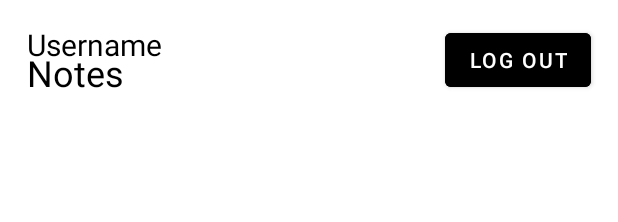
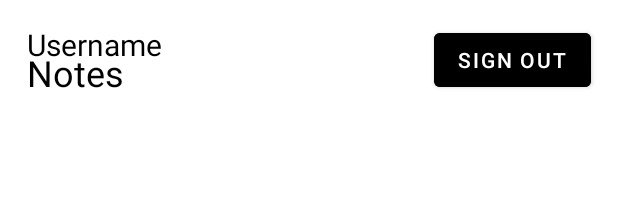
Before and after one commit to hasindu-k/Note-app, an Android app: the layout activity_main.xml on its own in the app's theme, with its tools: preview values and no code run, on a phone screen of 412 x 824 dp. Shown: the top 222 px of the screen. Run offline under Robolectric (Android 15) with nearby library versions, the phone set to English and light mode, and no system bars.

Commit message:
Button Placeholder Changed

```diff
--- a/app/src/main/res/values/strings.xml
+++ b/app/src/main/res/values/strings.xml
@@ -11,5 +11,5 @@
     <string name="invalid_password">Password must be >5 characters</string>
     <string name="login_failed">"Login failed"</string>
     <string name="add_button_description">Add new item</string>
-    <string name="logout">Log Out</string>
+    <string name="logout">Sign Out</string>
 </resources>
```
